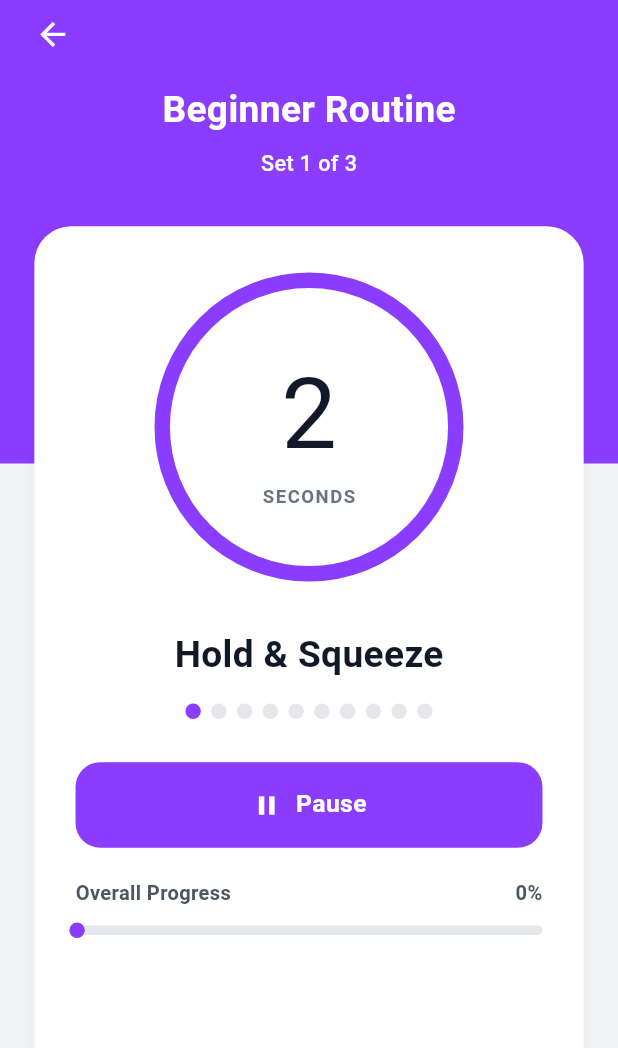
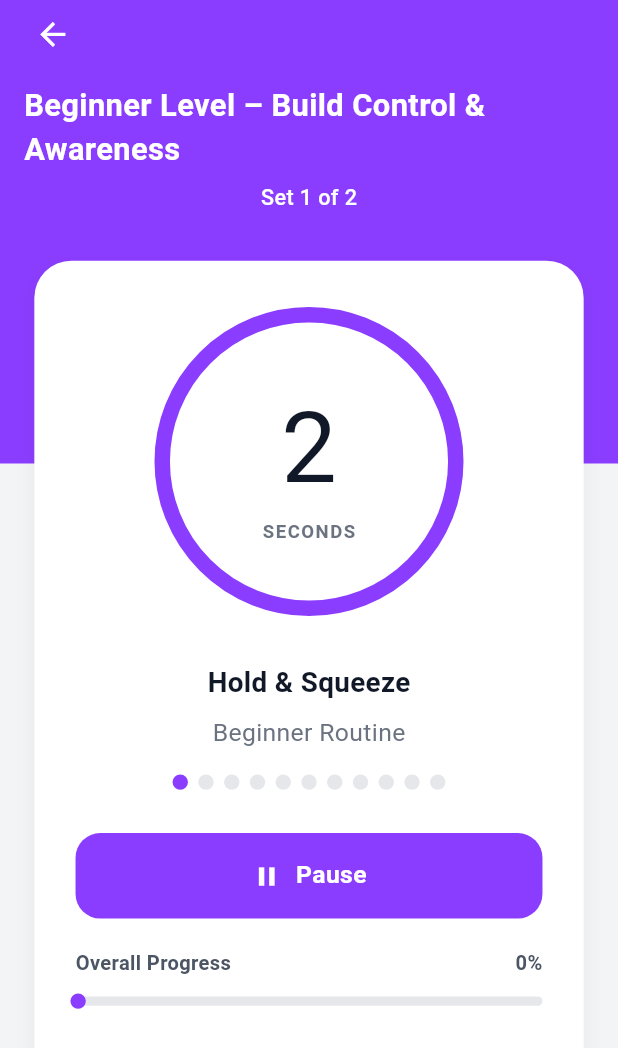
Before and after one commit to DevBeastTeam/couple_wellness_velomora_ai_flutter, a Flutter app: the KegelStartingScreen screen opened directly, after a tap on "Resume", on a phone screen of 412 x 824 dp. Shown: the top 1048 px of the screen. Run offline on Flutter 3.47's test engine with Material 3 defaults, Android fonts, the phone set to English and light mode, and no system bars; drawn by our look-alikes of flutter_animate; our stand-ins replace cloud_firestore, dio, firebase_analytics, firebase_auth, firebase_core, firebase_crashlytics and 10 more; missing offline and left inert: firebase_performance, in_app_purchase_android; accounts and stored records are empty; statements that could not run were skipped.

Commit message:
now kegel games fully done and completion card according to client requirement

```diff
--- a/lib/l10n/app_localizations.dart
+++ b/lib/l10n/app_localizations.dart
@@ -201,16 +201,16 @@ class AppLocalizations {
       'keep_going_daily': 'Keep going daily to improve control.',
       'ready_next_level': '• → You\'re ready for the next level',
       'completed_intermediate':
-          'You completed intermediate training!\n✔ Strength improved\n✔ Control enhanced\n✔ Endurance increased\n\nYou\'re progressing to a stronger level of performance.',
+          'You completed intermediate training! \n\n ✔ Strength improved\n ✔ Control enhanced\n ✔ Endurance increased\n\nYou\'re progressing to a stronger level of performance.',
       'completed_advanced':
-          'You completed advanced training!\n✔ High control achieved\n✔ Strong endurance\n✔ Advanced responsiveness\n\nYou\'re training at a professional level.',
+          'You completed advanced training!\n\n ✔ High control achieved\n ✔ Strong endurance\n ✔ Advanced responsiveness\n\nYou\'re training at a professional level.',
       'elite_performance': 'Elite performance 💪🔥',
       'great_work_emoji': 'Great work 🔥',
       'great_job_emoji': 'Great job 👏',
       'completed_intermediate_body':
-          "You completed intermediate training!\n✔ Strength improved\n✔ Control enhanced\n✔ Endurance increased\n\nYou're progressing to a stronger level of performance.",
+          "You completed intermediate training!\n\n ✔ Strength improved\n ✔ Control enhanced\n ✔ Endurance increased\n\nYou're progressing to a stronger level of performance.",
       'completed_advanced_body':
-          "You completed advanced training!\n✔ High control achieved\n✔ Strong endurance\n✔ Advanced responsiveness\n\nYou're training at a professional level.",
+          "You completed advanced training!\n\n ✔ High control achieved\n ✔ Strong endurance\n ✔ Advanced responsiveness\n\nYou're training at a professional level.",
       'hold_and_squeeze': 'Hold & Squeeze',
       'rest_and_relax': 'Rest & Relax',
       'rest_between_sets': 'Rest Between Sets',
@@ -604,6 +604,17 @@ class AppLocalizations {
           'questions together and shared meaningful insights.',
       's_answer': '\'s Answer',
       'question_count': 'Question',
+      'beginner_routine_complete_msg':
+          'You completed your session!\n\n✔ {sets} Sets completed\n✔ Total time: 2:30 min\n\nKeep going daily to improve control.',
+      'slow_contractions': 'Slow Contractions',
+      'quick_pulses': 'Quick Pulses',
+      'endurance_hold': 'Endurance Hold',
+      'progressive_holds': 'Progressive Holds',
+      'pyramid_training': 'Pyramid Training',
+      'explosive_pulses': 'Explosive Pulses',
+      'mixed_control_set': 'Mixed Control Set',
+      'basic_routine': 'Basic Routine',
+      'pulses': 'Pulses',
     },
     'ar': {
       // Home Screen
@@ -940,6 +951,17 @@ class AppLocalizations {
       'questions_answered': 'لقد أجبت على',
       'questions_together': 'أسئلة معاً وشاركت رؤى هادفة.',
       's_answer': 'إجابة',
+      'beginner_routine_complete_msg':
+          'لقد أكملت جلستك!\n\n✔ {sets} مجموعات مكتملة\n✔ الوقت الإجمالي: 2:30 دقيقة\n\nاستمر يومياً لتحسين التحكم.',
+      'slow_contractions': 'انقباضات بطيئة',
+      'quick_pulses': 'نبضات سريعة',
+      'endurance_hold': 'احتفاظ للتحمل',
+      'progressive_holds': 'احتفاظ تدريجي',
+      'pyramid_training': 'تدريب هرمي',
+      'explosive_pulses': 'نبضات متفجرة',
+      'mixed_control_set': 'مجموعة تحكم مختلطة',
+      'basic_routine': 'روتين أساسي',
+      'pulses': 'نبضات',
 
       // Onboarding
       'next': 'التالي',
@@ -1239,7 +1261,7 @@ class AppLocalizations {
       'not_started': 'Non commencé',
       'in_progress': 'En cours',
       'completed': 'Terminé',
-      'played': 'Joué',
+      'played': 'Terminé',
       'time': 'fois',
       'times': 'fois',
       'play_now': 'Jouer maintenant',
@@ -1538,6 +1560,17 @@ class AppLocalizations {
       'questions_together':
           'questions ensemble et partagé des réflexions significatives.',
       's_answer': 'Réponse de:',
+      'beginner_routine_complete_msg':
+          'Vous avez terminé votre séance !\n\n✔ {sets} Séries terminées\n✔ Temps total : 2:30 min\n\nContinuez quotidiennement pour améliorer le contrôle.',
+      'slow_contractions': 'Contractions lentes',
+      'quick_pulses': 'Pulsations rapides',
+      'endurance_hold': 'Maintien d\'endurance',
+      'progressive_holds': 'Maintiens progressifs',
+      'pyramid_training': 'Entraînement pyramidal',
+      'explosive_pulses': 'Pulsations explosives',
+      'mixed_control_set': 'Ensemble de contrôle mixte',
+      'basic_routine': 'Routine de base',
+      'pulses': 'Pulsations',
 
       // Onboarding
       'next': 'Suivant',
@@ -2263,6 +2296,19 @@ class AppLocalizations {
   String get resetChallengeProgressConfirmation =>
       translate('reset_challenge_progress_confirmation');
   String get challengeCompletedLabel => translate('challenge_completed');
+
+  String beginnerRoutineCompleteMsg(Object sets) => translate(
+    'beginner_routine_complete_msg',
+  ).replaceFirst('{sets}', sets.toString());
+  String get slowContractions => translate('slow_contractions');
+  String get quickPulses => translate('quick_pulses');
+  String get enduranceHold => translate('endurance_hold');
+  String get progressiveHolds => translate('progressive_holds');
+  String get pyramidTraining => translate('pyramid_training');
+  String get explosivePulses => translate('explosive_pulses');
+  String get mixedControlSet => translate('mixed_control_set');
+  String get basicRoutine => translate('basic_routine');
+  String get pulses => translate('pulses');
 }
 
 class _AppLocalizationsDelegate
--- a/lib/screens/kegel/kegel_screen.dart
+++ b/lib/screens/kegel/kegel_screen.dart
@@ -75,8 +75,8 @@ class _KegelScreenState extends State<KegelScreen> {
         exercises.add({
           'id': doc.id,
           'name': localizedName,
-          'duration': data['duration'] ?? 5,
-          'sets': data['sets'] ?? 3,
+          'duration': doc.id == 'beginner' ? 3 : (data['duration'] ?? 5),
+          'sets': doc.id == 'beginner' ? 2 : (data['sets'] ?? 1),
           'isPremium': data['isPremium'] ?? false,
           'isActive': data['isActive'] ?? true,
         });
@@ -102,7 +102,7 @@ class _KegelScreenState extends State<KegelScreen> {
       {
         'id': 'beginner',
         'name': AppLocalizations.of(context).beginnerLevelTitle,
-        'duration': 3,
+        'duration': 3, // ~2:30 min
         'sets': 2,
         'isPremium': false,
         'isActive': true,
@@ -110,16 +110,16 @@ class _KegelScreenState extends State<KegelScreen> {
       {
         'id': 'intermediate',
         'name': AppLocalizations.of(context).intermediateLevelTitle,
-        'duration': 10,
-        'sets': 3,
+        'duration': 4, // ~3:35 min
+        'sets': 1,
         'isPremium': true,
         'isActive': true,
       },
       {
         'id': 'advanced',
         'name': AppLocalizations.of(context).advancedLevelTitle,
-        'duration': 15,
-        'sets': 4,
+        'duration': 6, // ~5:30 min
+        'sets': 1,
         'isPremium': true,
         'isActive': true,
       },
@@ -609,7 +609,7 @@ class _KegelScreenState extends State<KegelScreen> {
                   onPressed: () {
                     Navigator.pop(context);
                     _navigateToKegelStartingScreen(
-                      exercise['name'],
+                      exercise['id'], // always 'beginner'/'intermediate'/'advanced'
                       exercise['duration'],
                       exercise['sets'],
                       exercise['isPremium'] ?? false,
--- a/lib/screens/kegel/kegel_starting_screen.dart
+++ b/lib/screens/kegel/kegel_starting_screen.dart
@@ -5,6 +5,7 @@ import 'package:velmora/services/kegel_service.dart';
 import 'package:velmora/utils/responsive_sizer.dart';
 import 'package:flutter/material.dart';
 import 'package:flutter_animate/flutter_animate.dart';
+import 'package:velmora/services/vibration_service.dart';
 
 class KegelStartingScreen extends StatefulWidget {
   final String routineType;
@@ -14,8 +15,8 @@ class KegelStartingScreen extends StatefulWidget {
   const KegelStartingScreen({
     super.key,
     this.routineType = "Beginner Routine",
-    this.durationMinutes = 5,
-    this.sets = 3,
+    this.durationMinutes = 3,
+    this.sets = 2,
   });
 
   @override
@@ -27,37 +28,122 @@ class _KegelStartingScreenState extends State<KegelStartingScreen> {
   int _elapsedSeconds = 0;
   int _currentSet = 1;
   int _currentPhase =
-      1; // 1: Hold & Squeeze, 2: Rest & Relax, 3: Rest Between Sets
+      1; // 1: Hold & Squeeze, 2: Rest & Relax, 3: Rest Between Sets, 4: Pulses
   bool _isPlaying = false;
   bool _isCompleted = false;
   bool _isReadyForNextLevel = false;
 
   // Timing configuration
-  final int _holdSqueezeSeconds = 3;
-  final int _restRelaxSeconds = 3;
-  final int _restBetweenSetsSeconds = 30;
   int _phaseSeconds = 0;
-  int _cycleCount = 0; // Track cycles within a set
-  late int _cyclesPerSet; // Fixed based on routine type
+  int _cycleCount = 0; // Track current repetition
+  int _currentStepIndex = 0;
+  bool _initialized = false;
+
+  // Exercise Structures
+  List<Map<String, dynamic>> _currentSteps = [];
 
   final KegelService _kegelService = KegelService();
 
   @override
   void initState() {
     super.initState();
-    _phaseSeconds = _holdSqueezeSeconds;
+    // NOTE: Do NOT call _initializeExerciseStructure() here.
+    // AppLocalizations.of(context) requires inherited widgets which are
+    // not available yet in initState. Use didChangeDependencies() instead.
+  }
+
+  @override
+  void didChangeDependencies() {
+    super.didChangeDependencies();
+    if (!_initialized) {
+      _initialized = true;
+      _initializeExerciseStructure();
+      _loadInitialStep();
+    }
+  }
+
+  void _initializeExerciseStructure() {
+    final l10n = AppLocalizations.of(context);
+    if (widget.routineType.toLowerCase().contains('beginner')) {
+      _currentSteps = [
+        {'name': l10n.beginnerRoutine, 'contract': 3, 'relax': 3, 'reps': 11},
+        {'name': l10n.beginnerRoutine, 'contract': 5, 'relax': 3, 'reps': 1},
+      ];
+    } else if (widget.routineType.toLowerCase().contains('intermediate')) {
+      _currentSteps = [
+        {'name': l10n.slowContractions, 'contract': 5, 'relax': 5, 'reps': 10},
+        {'name': l10n.quickPulses, 'contract': 1, 'relax': 1, 'reps': 20},
+        {'name': l10n.enduranceHold, 'contract': 15, 'relax': 10, 'reps': 3},
+      ];
+    } else if (widget.routineType.toLowerCase().contains('advanced')) {
+      _currentSteps = [
+        {
+          'name': l10n.progressiveHolds,
+          'contract': [5, 10, 15, 20],
+          'relax': [5, 10, 15, 20],
+          'reps': 4,
+          'isSequence': true,
+        },
+        {
+          'name': l10n.pyramidTraining,
+          'contract': [3, 5, 7, 10, 7, 5, 3],
+          'relax': [3, 5, 7, 10, 7, 5, 3],
+          'reps': 7,
+          'isSequence': true,
+        },
+        {'name': l10n.explosivePulses, 'contract': 1, 'relax': 1, 'reps': 30},
+        {
+          'name': l10n.mixedControlSet,
+          'contract': 10,
+          'relax': 10,
+          'reps': 3,
+          'hasPulses': true,
+          'pulseCount': 10,
+        },
+      ];
+    } else {
+      _currentSteps = [
+        {'name': l10n.basicRoutine, 'contract': 3, 'relax': 3, 'reps': 10},
+      ];
+    }
+  }
+
+  void _loadInitialStep() {
+    _currentStepIndex = 0;
+    _cycleCount = 0;
     _currentPhase = 1;
-    // Set cycles per set based on routine type
-    // Beginner: 10 dots, Intermediate: 15 dots, Advanced: 20 dots
-    if (widget.durationMinutes == 5) {
-      _cyclesPerSet = 10; // Beginner
-    } else if (widget.durationMinutes == 8) {
-      _cyclesPerSet = 15; // Intermediate
-    } else if (widget.durationMinutes == 12) {
-      _cyclesPerSet = 20; // Advanced
-    } else {
-      _cyclesPerSet = 10; // Default
+    _updatePhaseSeconds();
+  }
+
+  void _updatePhaseSeconds() {
+    final step = _currentSteps[_currentStepIndex];
+    if (_currentPhase == 1) {
+      // Contract
+      if (step['isSequence'] == true) {
+        _phaseSeconds = (step['contract'] as List)[_cycleCount];
+      } else {
+        _phaseSeconds = step['contract'];
+      }
+    } else if (_currentPhase == 2) {
+      // Relax
+      if (step['isSequence'] == true) {
+        _phaseSeconds = (step['relax'] as List)[_cycleCount];
+      } else {
+        _phaseSeconds = step['relax'];
+      }
+    } else if (_currentPhase == 4) {
+      // Pulses (Advanced Mixed Set)
+      _phaseSeconds =
+          (step['pulseCount'] ?? 10) *
+          2; // Pulse is 1s contract + 1s relax (implied)
+    } else if (_currentPhase == 3) {
+      // Rest between sets
+      _phaseSeconds = 30; // Standard rest
     }
+  }
+
+  int get _totalDotsInCurrentStep {
+    return _currentSteps[_currentStepIndex]['reps'];
   }
 
   void _startTimer() {
@@ -85,43 +171,62 @@ class _KegelStartingScreenState extends State<KegelStartingScreen> {
   }
 
   void _togglePhase() {
+    final step = _currentSteps[_currentStepIndex];
+
     if (_currentPhase == 1) {
-      // From Hold & Squeeze to Rest & Relax
+      // From Hold & Squeeze to Next Phase
+      if (step['hasPulses'] == true) {
+        _currentPhase = 4; // Advanced pulses
+      } else {
+        _currentPhase = 2; // Normal relax
+      }
+    } else if (_currentPhase == 4) {
+      // From Pulses to Relax
       _currentPhase = 2;
-      _phaseSeconds = _restRelaxSeconds;
     } else if (_currentPhase == 2) {
-      // From Rest & Relax back to Hold & Squeeze or Rest Between Sets
+      // Finished a repetition
       _cycleCount++;
 
-      // After completing cycles per set, take 30 second rest between sets
-      if (_cycleCount >= _cyclesPerSet) {
-        // Time for rest between sets (only if not on last set)
-        if (_currentSet < widget.sets) {
-          _currentPhase = 3;
-          _phaseSeconds = _restBetweenSetsSeconds;
-          _cycleCount = 0;
-          _currentSet++;
+      if (_cycleCount >= step['reps']) {
+        // Move to next step or next set
+        _cycleCount = 0;
+        if (_currentStepIndex < _currentSteps.length - 1) {
+          _currentStepIndex++;
+          _currentPhase = 1;
         } else {
-          // Last set completed - finish exercise
-          _completeExercise();
-          return;
+          // Finished all steps in the current set
+          if (_currentSet < widget.sets) {
+            _currentSet++;
+            _currentStepIndex = 0;
+            _currentPhase = 3; // Rest between sets
+            _phaseSeconds = 30; // Standard rest
+            return;
+          } else {
+            // All sets done
+            _completeExercise();
+            return;
+          }
         }
       } else {
-        // Continue with next cycle
+        // Next rep in the same step
         _currentPhase = 1;
-        _phaseSeconds = _holdSqueezeSeconds;
       }
     } else if (_currentPhase == 3) {
-      // From Rest Between Sets back to Hold & Squeeze
+      // Rest between sets is over
       _currentPhase = 1;
-      _phaseSeconds = _holdSqueezeSeconds;
+      _currentStepIndex = 0;
+      _cycleCount = 0;
     }
+
+    _updatePhaseSeconds();
+    VibrationService.vibration();
   }
 
   void _togglePlayPause() {
     setState(() {
       _isPlaying = !_isPlaying;
       if (_isPlaying) {
+        VibrationService.doubleVibration();
         _startTimer();
       } else {
         _timer?.cancel();
@@ -135,6 +240,7 @@ class _KegelStartingScreenState extends State<KegelStartingScreen> {
       _isCompleted = true;
       _isPlaying = false;
     });
+    VibrationService.longVibration();
 
     await _kegelService.saveSession(
       routineType: widget.routineType,
@@ -145,8 +251,11 @@ class _KegelStartingScreenState extends State<KegelStartingScreen> {
     final data = await _kegelService.getKegelData();
     if (mounted) {
       setState(() {
-        int weekStreak = data?['weekStreak'] ?? 0;
-        if (weekStreak >= 3) {
+        int currentStreak =
+            data?['currentStreak'] ??
+            0; // Assuming currentStreak tracks daily practice
+        if (widget.routineType.toLowerCase().contains('beginner') &&
+            currentStreak >= 3) {
           _isReadyForNextLevel = true;
         }
       });
@@ -157,6 +266,15 @@ class _KegelStartingScreenState extends State<KegelStartingScreen> {
   void dispose() {
     _timer?.cancel();
     super.dispose();
+  }
+
+  /// Returns a localized display title for the routine, regardless of the
+  /// language-neutral [widget.routineType] ID passed from the parent.
+  String _getLocalizedRoutineTitle(AppLocalizations l10n) {
+    final id = widget.routineType.toLowerCase();
+    if (id.contains('intermediate')) return l10n.intermediateLevelTitle;
+    if (id.contains('advanced')) return l10n.advancedLevelTitle;
+    return l10n.beginnerLevelTitle; // default / 'beginner'
   }
 
   @override
@@ -192,12 +310,13 @@ class _KegelStartingScreenState extends State<KegelStartingScreen> {
                   Padding(
                     padding: EdgeInsets.symmetric(horizontal: 15.w),
                     child: Text(
-                      widget.routineType,
+                      _getLocalizedRoutineTitle(l10n),
                       style: TextStyle(
-                        fontSize: 24.fSize,
+                        fontSize: 20.fSize,
                         fontWeight: FontWeight.bold,
                         color: Colors.white,
                       ),
+                      textAlign: TextAlign.center,
                     ),
                   ),
                   SizedBox(height: 8.h),
@@ -260,7 +379,9 @@ class _KegelStartingScreenState extends State<KegelStartingScreen> {
                     SizedBox(height: 15.h),
                     Builder(
                       builder: (context) {
-                        if (widget.routineType.contains('Intermediate')) {
+                        if (widget.routineType.toLowerCase().contains(
+                          'intermediate',
+                        )) {
                           return Column(
                             children: [
                               Text(
@@ -276,7 +397,7 @@ class _KegelStartingScreenState extends State<KegelStartingScreen> {
                                 AppLocalizations.of(
                                   context,
                                 ).completedIntermediateBody,
-                                textAlign: TextAlign.center,
+                                textAlign: TextAlign.left,
                                 style: TextStyle(
                                   fontSize: 16.fSize,
                                   color: Colors.grey.shade600,
@@ -285,13 +406,15 @@ class _KegelStartingScreenState extends State<KegelStartingScreen> {
                               ),
                             ],
                           );
-                        } else if (widget.routineType.contains('Advanced')) {
+                        } else if (widget.routineType.toLowerCase().contains(
+                          'advanced',
+                        )) {
                           return Column(
                             children: [
                               Text(
                                 AppLocalizations.of(context).elitePerformance,
                                 style: TextStyle(
-                                  fontSize: 28.fSize,
+                                  fontSize: 20.fSize,
                                   fontWeight: FontWeight.bold,
                                   color: const Color(0xFF1F1F1F),
                                 ),
@@ -301,7 +424,7 @@ class _KegelStartingScreenState extends State<KegelStartingScreen> {
                                 AppLocalizations.of(
                                   context,
                                 ).completedAdvancedBody,
-                                textAlign: TextAlign.center,
+                                textAlign: TextAlign.left,
                                 style: TextStyle(
                                   fontSize: 16.fSize,
                                   color: Colors.grey.shade600,
@@ -324,8 +447,10 @@ class _KegelStartingScreenState extends State<KegelStartingScreen> {
                               ),
                               SizedBox(height: 16.h),
                               Text(
-                                "${AppLocalizations.of(context).completedSession}\n✔ ${widget.sets} Sets completed\n✔ Total time: ${widget.durationMinutes}:00 min\n\n${AppLocalizations.of(context).keepGoingDaily}",
-                                textAlign: TextAlign.center,
+                                AppLocalizations.of(
+                                  context,
+                                ).beginnerRoutineCompleteMsg(widget.sets),
+                                textAlign: TextAlign.left,
                                 style: TextStyle(
                                   fontSize: 16.fSize,
                                   color: Colors.grey.shade600,
@@ -473,10 +598,10 @@ class _KegelStartingScreenState extends State<KegelStartingScreen> {
                 Padding(
                   padding: const EdgeInsets.symmetric(horizontal: 16.0),
                   child: Text(
-                    widget.routineType,
+                    _getLocalizedRoutineTitle(l10n),
                     style: TextStyle(
                       color: Colors.white,
-                      fontSize: 24.fSize,
+                      fontSize: 20.fSize,
                       fontWeight: FontWeight.w700,
                     ),
                   ),
@@ -526,11 +651,22 @@ class _KegelStartingScreenState extends State<KegelStartingScreen> {
                                 ? AppLocalizations.of(context).holdAndSqueeze
                                 : _currentPhase == 2
                                 ? AppLocalizations.of(context).restAndRelax
+                                : _currentPhase == 4
+                                ? AppLocalizations.of(context).pulses
                                 : AppLocalizations.of(context).restBetweenSets,
                             style: TextStyle(
-                              fontSize: 24.fSize,
+                              fontSize: 18.fSize,
                               fontWeight: FontWeight.w600,
                               color: const Color(0xFF111827),
+                            ),
+                          ),
+                          SizedBox(height: 8.h),
+                          Text(
+                            _currentSteps[_currentStepIndex]['name'],
+                            style: TextStyle(
+                              fontSize: 16.fSize,
+                              fontWeight: FontWeight.w400,
+                              color: const Color(0xFF6B7280),
                             ),
                           ),
                           SizedBox(height: 15.h),
@@ -539,10 +675,15 @@ class _KegelStartingScreenState extends State<KegelStartingScreen> {
                             alignment: WrapAlignment.center,
                             spacing: 6.w,
                             runSpacing: 8.h,
-                            children: List.generate(_cyclesPerSet, (index) {
+                            children: List.generate(_totalDotsInCurrentStep, (
+                              index,
+                            ) {
                               bool isCompleted = index < _cycleCount;
                               bool isCurrent =
-                                  index == _cycleCount && _currentPhase <= 2;
+                                  index == _cycleCount &&
+                                  (_currentPhase == 1 ||
+                                      _currentPhase == 2 ||
+                                      _currentPhase == 4);
                               return Container(
                                 width: 10.adaptSize,
                                 height: 10.adaptSize,
@@ -553,7 +694,8 @@ class _KegelStartingScreenState extends State<KegelStartingScreen> {
                                           0xFF8B3DFF,
                                         ) // Purple for completed
                                       : isCurrent
-                                      ? _currentPhase == 1
+                                      ? (_currentPhase == 1 ||
+                                                _currentPhase == 4)
                                             ? const Color(
                                                 0xFF8B3DFF,
                                               ) // Purple for Hold & Squeeze
@@ -563,7 +705,9 @@ class _KegelStartingScreenState extends State<KegelStartingScreen> {
                                       : const Color(0xFFE5E7EB),
                                   border: isCurrent
                                       ? Border.all(
-                                          color: _currentPhase == 1
+                                          color:
+                                              (_currentPhase == 1 ||
+                                                  _currentPhase == 4)
                                               ? const Color(
                                                   0xFF8B3DFF,
                                                 ) // Purple border for Hold
--- a/lib/widgets/premium_feature_gate.dart
+++ b/lib/widgets/premium_feature_gate.dart
@@ -6,6 +6,7 @@ import 'package:velmora/utils/responsive_sizer.dart';
 import 'package:velmora/widgets/app_loading_widgets.dart';
 import 'package:velmora/l10n/app_localizations.dart';
 import 'package:velmora/widgets/trial_offer_button.dart';
+import 'package:velmora/widgets/bottom_nav_bar_widget.dart';
 import 'package:flutter/material.dart';
 
 /// Widget that gates premium features and shows upgrade prompt
@@ -65,8 +66,12 @@ class PremiumFeatureGate extends StatelessWidget {
           onPressed: () {
             if (onBackToHome != null) {
               onBackToHome!();
-            } else if (Navigator.canPop(context)) {
-              Navigator.pop(context);
+            } else {
+              Navigator.pushAndRemoveUntil(
+                context,
+                MaterialPageRoute(builder: (context) => const BottomNavBarWidget()),
+                (route) => false,
+              );
             }
           },
         ),
```
Also changed, not shown: lib/models/game_question.dart (+11 -7 lines).
